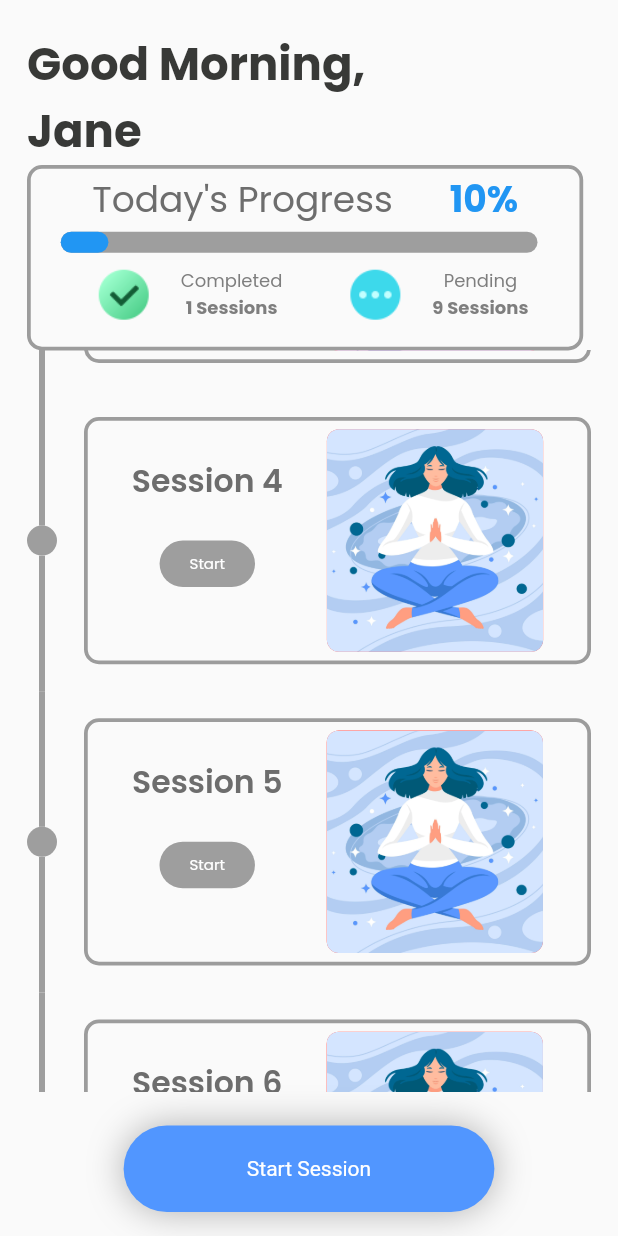
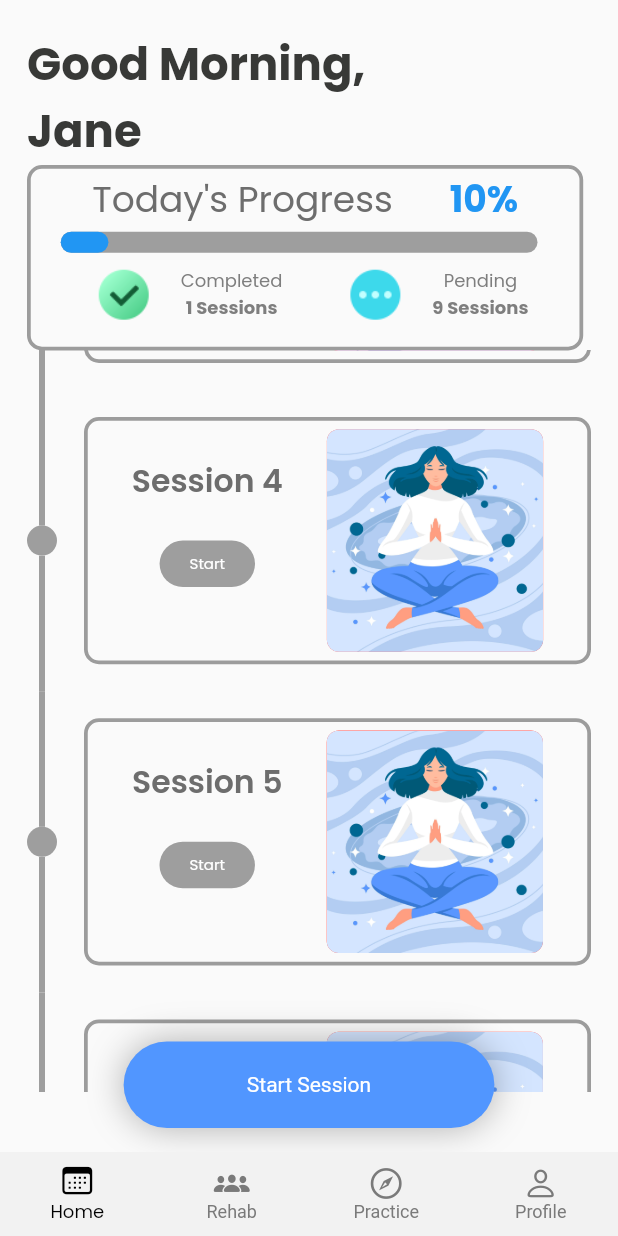
Before and after one commit to arunzuturu/fitness, a Flutter app: the screen it shows after launch, scrolled down 576 dp, after a tap on "Start Session", on a phone screen of 412 x 824 dp. Run offline on Flutter 3.47's test engine with Material 2 defaults, Android fonts, the phone set to English and light mode, and no system bars; drawn by our look-alikes of percent_indicator, timeline_tile; our stand-ins replace firebase_core, firebase_database, get, google_fonts; accounts and stored records are empty.

Commit message:
90% done

```diff
--- a/lib/Models/session_model.dart
+++ b/lib/Models/session_model.dart
@@ -2,6 +2,7 @@ class Session
 {
   String? timeStamp;
   String? session;
+  String? date;
 
-  Session({this.timeStamp, this.session});
+  Session({this.timeStamp, this.session, this.date});
 }
--- /dev/null
+++ b/lib/View_Model/naviagtion_viewmodel.dart
@@ -0,0 +1,10 @@
+import 'package:get/get.dart';
+
+class NavigationController extends GetxController {
+  var tabIndex = 0;
+
+  void changeTabIndex(int index) {
+    tabIndex = index;
+    update();
+  }
+}
--- /dev/null
+++ b/lib/View_Model/rehab_viewmodel.dart
@@ -0,0 +1,49 @@
+import 'package:firebase_core/firebase_core.dart';
+import 'package:firebase_database/firebase_database.dart';
+import 'package:fitness/Models/session_model.dart';
+import 'package:get/get.dart';
+
+class RehabController extends GetxController
+{
+  final now = DateTime.now();
+  final fb = FirebaseDatabase.instanceFor(app: Firebase.app(),databaseURL: "https://fitness-87807-default-rtdb.asia-southeast1.firebasedatabase.app");
+  final sessions = <Session>[].obs;
+  final totalsessions = 0.obs;
+  @override
+  void onInit() {
+    // TODO: implement onInit
+    super.onInit();
+    getData();
+  }
+  void getData()
+  {
+    var Ref = fb.ref("sessions");
+    Ref.onValue.listen((event){
+      String date = now.toString().substring(0,10);
+      var snapshot = event.snapshot;
+      Iterable<DataSnapshot> children = snapshot.children;
+      for( var k in children)
+        {
+          sessions.clear();
+          var ref = fb.ref("sessions/${k.key}");
+          ref.onValue.listen((event) {
+            var snp = event.snapshot.children;
+            for(var v in snp)
+              {
+                Session s = Session();
+                s.timeStamp = v.key.toString();
+                s.date = k.key.toString();
+                sessions.add(s);
+              }
+            totalsessions.value = sessions.length;
+          }
+          );
+        }
+    });
+  }
+
+  void updateSessions()
+  {
+    sessions.toSet().toList();
+  }
+}
--- a/lib/View_Model/session_viewmodel.dart
+++ b/lib/View_Model/session_viewmodel.dart
@@ -3,6 +3,7 @@ import 'package:firebase_database/firebase_database.dart';
 import 'package:get/get.dart';
 import 'package:intl/intl.dart';
 import '../Models/session_model.dart';
+
 
 class ProgressController extends GetxController
 {
@@ -39,7 +40,6 @@ class ProgressController extends GetxController
             s.session = element.value.toString();
             data.add(s);
           }
-          // print(event.snapshot.children.length);
         }
      });
    }
@@ -53,19 +53,13 @@ class ProgressController extends GetxController
       {
         await ref.set("Session ${index.value}");
         index.value+=1;
-        print(index.value);
       }
     else if(data[index.value-1].timeStamp != time)
       {
         await ref.set("Session ${index.value}");
         index.value+=1;
-        print(index.value);
       }
 
-    for(int i=0; i<data.length; i++)
-      {
-        print(data[i].timeStamp);
-      }
   }
 
 }
--- a/lib/Views/home.dart
+++ b/lib/Views/home.dart
@@ -1,4 +1,5 @@
 
+import 'package:fitness/View_Model/rehab_viewmodel.dart';
 import 'package:fitness/View_Model/session_viewmodel.dart';
 import 'package:fitness/constants.dart';
 import "package:flutter/material.dart";
@@ -15,6 +16,7 @@ class Home extends StatefulWidget {
 
 class _HomeState extends State<Home> {
   final progController = Get.put(ProgressController());
+  final storeController = Get.put(RehabController());
   @override
   Widget build(BuildContext context) {
     var size = MediaQuery.of(context).size;
@@ -23,6 +25,7 @@ class _HomeState extends State<Home> {
           onTap: () {
             progController.addSession();
             progController.getCount();
+            storeController.updateSessions();
           },
           child: Container(
             width: size.width * 0.6,
--- /dev/null
+++ b/lib/Views/navigation.dart
@@ -0,0 +1,69 @@
+
+import 'package:fitness/View_Model/naviagtion_viewmodel.dart';
+import 'package:fitness/Views/rehab.dart';
+import 'package:flutter/material.dart';
+import 'package:flutter/cupertino.dart';
+import 'package:get/get.dart';
+import '../constants.dart';
+import 'home.dart';
+
+
+class Navigation extends StatelessWidget {
+  final controller = Get.put(NavigationController());
+  @override
+  Widget build(BuildContext context) {
+        return GetBuilder<NavigationController>(
+          builder: (controller) {
+            return Scaffold(
+              body: SafeArea(
+                child: IndexedStack(
+                  index: controller.tabIndex,
+                  children: [
+                    const Home(),
+                    const Rehab(),
+                    Container(color: Colors.red,),
+                    Container(color: Colors.blue,)
+                  ],
+                ),
+              ),
+              bottomNavigationBar: BottomNavigationBar(
+                selectedLabelStyle: sub1,
+                unselectedItemColor: Color(0xff7A7A7A),
+                selectedItemColor: Colors.black,
+                onTap: controller.changeTabIndex,
+                currentIndex: controller.tabIndex,
+                type: BottomNavigationBarType.fixed,
+                backgroundColor: Color(0xffF2F2F2),
+                elevation: 0,
+                items: [
+                  _bottomNavigationBarItem(
+                    icon: CupertinoIcons.calendar,
+                    label: 'Home',
+                  ),
+                  _bottomNavigationBarItem(
+                    icon: CupertinoIcons.person_3_fill,
+                    label: 'Rehab',
+                  ),
+                  _bottomNavigationBarItem(
+                    icon: CupertinoIcons.compass,
+                    label: 'Practice',
+                  ),
+                  _bottomNavigationBarItem(
+                    icon: CupertinoIcons.person,
+                    label: 'Profile',
+                  ),
+                ],
+              ),
+            );
+          }
+        );
+  }
+
+  _bottomNavigationBarItem({IconData ?icon, String?label}) {
+    return BottomNavigationBarItem(
+      icon: Icon(icon),
+      label: label,
+
+    );
+  }
+}
--- a/lib/Views/rehab.dart
+++ b/lib/Views/rehab.dart
@@ -0,0 +1,340 @@
+
+import 'package:fitness/View_Model/rehab_viewmodel.dart';
+import 'package:flutter/cupertino.dart';
+import 'package:flutter/material.dart';
+import 'package:get/get.dart';
+import 'package:get/get_core/src/get_main.dart';
+import '../constants.dart';
+
+class Rehab extends StatefulWidget {
+  const Rehab({Key? key}) : super(key: key);
+
+  @override
+  State<Rehab> createState() => _RehabState();
+}
+
+class _RehabState extends State<Rehab> {
+  final rehab = Get.put(RehabController());
+  // final rehab = Get.find<ProgressController>();
+  @override
+  Widget build(BuildContext context) {
+    var size = MediaQuery.of(context).size;
+    return Scaffold(
+      body: SafeArea(
+        child: Padding(
+          padding: const EdgeInsets.all(18.0),
+          child: Column(
+            children: [
+              SizedBox(
+                height: size.height*0.08,
+                child: Align(
+                  alignment: Alignment.centerLeft,
+                    child: Text("Rehab Programme", style: h1,)),),
+              topCard(size),
+              SizedBox(
+                width: size.width*0.87,
+                height: size.height*0.1,
+                child: Row(
+                  mainAxisAlignment: MainAxisAlignment.spaceBetween,
+                  children: [
+                    Text("History", style: h2),
+                    const Icon(Icons.filter_alt_sharp, size: 30,)
+                  ],
+                ),
+              ),
+              Obx(()=> sessionsCard(size, rehab.totalsessions.value)),
+              SizedBox(
+                height: size.height*0.3,
+                child: Obx(()=> ListView.builder(
+                    itemCount: rehab.totalsessions.value,
+                    itemBuilder: (context, index){
+                      return Obx(()=> listCard(size,
+                          rehab.sessions[index].date.toString(),
+                          rehab.sessions[index].timeStamp.toString(),
+                      ),
+                      );
+                    },
+                  ),
+                ),
+              )
+            ],
+          ),
+        ),
+      )
+    );
+  }
+}
+
+Widget listCard(size, time,date)
+{
+  return SizedBox(
+    width: size.width*0.84,
+    height: size.height*0.1,
+    child: Row(
+      crossAxisAlignment: CrossAxisAlignment.center,
+      children:[
+        Container(
+          width: 70,
+          height: 70,
+          decoration: BoxDecoration(
+            borderRadius: BorderRadius.circular(8),
+          ),
+          child: Image.asset('assets/images/2.jpg'),
+        ),
+        SizedBox(width: size.width*0.06),
+        Column(
+          mainAxisAlignment: MainAxisAlignment.center,
+          children: [
+            SizedBox(
+              width: 20,
+              height: 20,
+              child: Icon(CupertinoIcons.clock, color: Color(0xff6F6F6F),size: 20,),
+            ),
+            SizedBox(height: 3.40),
+            SizedBox(
+              width: 20,
+              height: 20,
+              child: Icon(CupertinoIcons.calendar, color: Color(0xff6F6F6F),size: 20,),
+            ),
+          ],
+        ),
+        SizedBox(width: 3.40),
+        Column(
+          mainAxisAlignment: MainAxisAlignment.center,
+          children: [
+            Text(
+              "$time",
+              style: TextStyle(
+                color: Colors.black,
+                fontSize: 12,
+              ),
+            ),
+            SizedBox(height: 3.40),
+            Text(
+              "$date",
+              style: TextStyle(
+                color: Colors.black,
+                fontSize: 12,
+              ),
+            ),
+          ],
+        ),
+        SizedBox(width: size.width*0.14),
+        Text(
+          "View Results",
+          style: TextStyle(
+            color: Colors.black,
+            fontSize: 12,
+          ),
+        ),
+      ],
+    ),
+  );
+}
+
+Widget topCard(size)
+{
+  return Container(
+    width: size.width*0.9,
+    height: size.height*0.25,
+    decoration: BoxDecoration(
+      borderRadius: BorderRadius.circular(9),
+      gradient: const LinearGradient(begin: Alignment.topCenter, end: Alignment.bottomCenter, colors: [Color(0xff2C92D7),Color(0xff3A7ED9), Color(0xff259CD6)], ),
+    ),
+    child: Stack(
+      children:[
+        Positioned(
+          left: 100,
+          top: 100,
+          child: Container(
+            width: size.width*0.2,
+            height: size.height*0.08,
+            decoration: BoxDecoration(
+              shape: BoxShape.circle,
+              color: const Color(0xff79abe1).withOpacity(0.5),
+            ),
+          ),
+        ),
+        Positioned.fill(
+          child: Align(
+            alignment: Alignment.topRight,
+            child: Container(
+              width: size.width*0.2,
+              height: size.height*0.08,
+              decoration: BoxDecoration(
+                shape: BoxShape.circle,
+                color: const Color(0xff79abe1).withOpacity(0.5),
+              ),
+            ),
+          ),
+        ),
+        Positioned.fill(
+          child: Align(
+            alignment: Alignment.topLeft,
+            child: Container(
+              width: size.width*0.4,
+              height: size.height*0.13,
+              decoration: BoxDecoration(
+                shape: BoxShape.circle,
+                color: const Color(0xff609ddf).withOpacity(0.5),
+              ),
+            ),
+          ),
+        ),
+        const Positioned(
+          left: 23,
+          top: 70,
+          child: Text(
+            "Mon,Thu,Sat\n3 Sessions/day",
+            style: TextStyle(
+              color: Colors.white,
+              fontSize: 11,
+            ),
+          ),
+        ),
+        const Positioned(
+          left: 23,
+          top: 10,
+          child: SizedBox(
+            width: 161,
+            height: 64,
+            child: Text(
+              "Knee Rehab\nProgramme",
+              style: TextStyle(
+                color: Colors.white,
+                fontSize: 24,
+                fontFamily: "Poppins",
+                fontWeight: FontWeight.w600,
+              ),
+            ),
+          ),
+        ),
+        Positioned(
+          left: 23,
+          top: 112,
+          child: Container(
+            width: size.width*0.32,
+            height: size.height*0.04,
+            decoration: BoxDecoration(
+              borderRadius: BorderRadius.circular(4),
+              color: Colors.white,
+            ),
+            child: Row(
+              mainAxisSize: MainAxisSize.min,
+              mainAxisAlignment: MainAxisAlignment.center,
+              crossAxisAlignment: CrossAxisAlignment.center,
+              children:[
+                SizedBox(
+                  width: size.width*0.27,
+                  height: size.height*0.04,
+                  child: const Center(
+                    child: Text(
+                      "Left Shoulder",
+                      style: TextStyle(
+                        color: Color(0xff3a7ed9),
+                        fontSize: 14,
+                      ),
+                    ),
+                  ),
+                ),
+              ],
+            ),
+          ),
+        ),
+        const Positioned(
+          left: 29,
+          top: 151,
+          child: SizedBox(
+            width: 147,
+            height: 50,
+            child: Text(
+              "Assigned By\nJane Doe",
+              style: TextStyle(
+                color: Colors.white,
+                fontSize: 14,
+              ),
+            ),
+          ),
+        ),
+        Positioned.fill(
+          child: Align(
+            alignment: Alignment.bottomRight,
+            child: Container(
+              width: 150,
+              height: 150,
+              child: Image.asset('assets/images/rehab.png'),
+            ),
+          ),
+        ),
+      ],
+    ),
+  );
+}
+
+Widget sessionsCard(size, total)
+{
+  return SizedBox(
+    width: size.width*0.87,
+    height: size.height*0.088,
+    child: Container(
+      decoration: BoxDecoration(
+        borderRadius: BorderRadius.circular(7),
+        color: Color(0xffeaeaea),
+      ),
+      child: Column(
+        children: [
+          SizedBox(
+            width: size.width*0.8,
+            child: Padding(
+              padding: const EdgeInsets.all(8.0),
+              child: Row(
+                mainAxisAlignment: MainAxisAlignment.spaceEvenly,
+                children: [
+                  Text("Total Sessions", style: sub1,),
+                  SizedBox(width: size.width*0.1,),
+                  Text("Total Time", style: sub1,)
+                ],
+              ),
+            ),
+          ),
+          SizedBox(
+            width: size.width*0.8,
+            height: size.height*0.034,
+            child: IntrinsicHeight(
+              child: Row(
+                mainAxisAlignment: MainAxisAlignment.spaceEvenly,
+                children: [
+                  Row(
+                    children: [
+                      SizedBox(
+                        width: 30,
+                        height: 30,
+                        child: Image.asset('assets/images/Dumbbell.png'),
+                      ),
+                      Text("$total", style: h1.copyWith(fontSize: 20,fontWeight: FontWeight.normal))
+                    ],
+                  ),
+                  const VerticalDivider(
+                    color: Color(0xff6F6F6F),
+                    thickness: 2,
+                  ),
+                  Row(
+                    children: [
+                      SizedBox(
+                        width: 30,
+                        height: 30,
+                        child: Image.asset('assets/images/Hourglass.png'),
+                      ),
+                      Text("$total", style: h1.copyWith(fontSize: 20, fontWeight: FontWeight.normal),)
+                    ],
+                  )
+                ],
+              ),
+            ),
+          )
+        ],
+
+      ),
+    ),
+  );
+}
--- a/lib/main.dart
+++ b/lib/main.dart
@@ -1,6 +1,7 @@
 import 'package:flutter/material.dart';
 import 'package:firebase_core/firebase_core.dart';
 import 'Views/home.dart';
+import 'Views/navigation.dart';
 
 
 Future main()async
@@ -21,7 +22,7 @@
       theme: ThemeData(
         primarySwatch: Colors.blue,
       ),
-      home: const Home(),
+      home: Navigation(),
     );
   }
 }
```
Also changed, not shown: assets/images/2.jpg (added), assets/images/Dumbbell.png (added), assets/images/Hourglass.png (added), assets/images/rehab.png (added).
